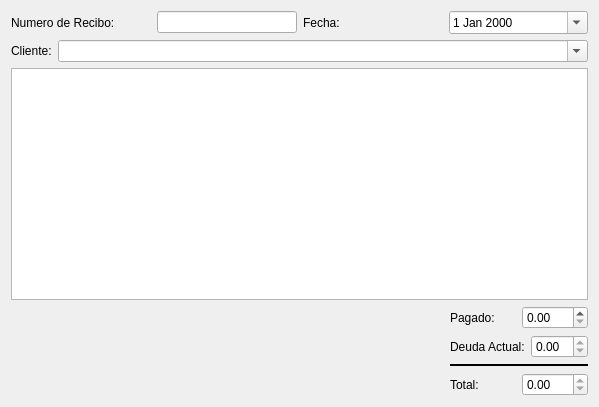
Before: the Qt Designer form trunk/plugins/pagos/FormReciboBase.ui in chungote/gestotux, drawn with Qt 5.
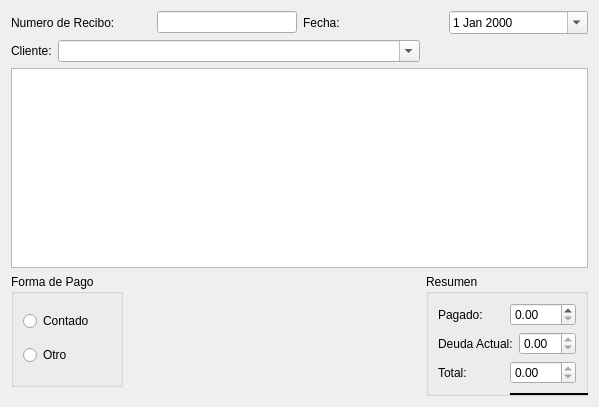
After: the same form once the commit is applied. Custom widgets are drawn as their Qt base class.

The edit to the form file:
```diff
--- a/trunk/plugins/pagos/FormReciboBase.ui
+++ b/trunk/plugins/pagos/FormReciboBase.ui
@@ -13,8 +13,8 @@
   <property name="windowTitle">
    <string>Agregar Recibo</string>
   </property>
-  <layout class="QVBoxLayout" name="verticalLayout_2">
-   <item>
+  <layout class="QGridLayout" name="gridLayout">
+   <item row="0" column="0" colspan="4">
     <layout class="QHBoxLayout" name="horizontalLayout_3">
      <item>
       <layout class="QHBoxLayout" name="horizontalLayout">
@@ -57,7 +57,7 @@
      </item>
     </layout>
    </item>
-   <item>
+   <item row="1" column="0" colspan="2">
     <layout class="QHBoxLayout" name="horizontalLayout_4">
      <item>
       <widget class="QLabel" name="label_3">
@@ -84,25 +84,50 @@
      </item>
     </layout>
    </item>
-   <item>
+   <item row="2" column="0" colspan="4">
     <widget class="QTextEdit" name="TETexto"/>
    </item>
+   <item row="3" column="0">
+    <widget class="QGroupBox" name="GBFormaPago">
+     <property name="title">
+      <string>Forma de Pago</string>
+     </property>
+     <layout class="QVBoxLayout" name="verticalLayout_2">
    <item>
-    <layout class="QHBoxLayout" name="horizontalLayout_8">
+       <widget class="QRadioButton" name="RBContado">
+        <property name="text">
+         <string>Contado</string>
+        </property>
+       </widget>
+      </item>
      <item>
+       <widget class="QRadioButton" name="RBotro">
+        <property name="text">
+         <string>Otro</string>
+        </property>
+       </widget>
+      </item>
+     </layout>
+    </widget>
+   </item>
+   <item row="3" column="1">
       <spacer name="horizontalSpacer">
        <property name="orientation">
         <enum>Qt::Horizontal</enum>
        </property>
        <property name="sizeHint" stdset="0">
         <size>
-         <width>40</width>
+       <width>298</width>
          <height>20</height>
         </size>
        </property>
       </spacer>
      </item>
-     <item>
+   <item row="3" column="2" rowspan="2" colspan="2">
+    <widget class="QGroupBox" name="GBResumen">
+     <property name="title">
+      <string>Resumen</string>
+     </property>
       <layout class="QVBoxLayout" name="verticalLayout">
        <item>
         <layout class="QHBoxLayout" name="horizontalLayout_5">
@@ -137,6 +162,27 @@
         </layout>
        </item>
        <item>
+       <layout class="QHBoxLayout" name="horizontalLayout_7">
+        <item>
+         <widget class="QLabel" name="label_6">
+          <property name="text">
+           <string>Total:</string>
+          </property>
+         </widget>
+        </item>
+        <item>
+         <widget class="EDSBPrecio" name="dSBTotal">
+          <property name="readOnly">
+           <bool>true</bool>
+          </property>
+         </widget>
+        </item>
+       </layout>
+      </item>
+     </layout>
+    </widget>
+   </item>
+   <item row="4" column="3">
         <widget class="Line" name="line">
          <property name="frameShadow">
           <enum>QFrame::Plain</enum>
@@ -149,28 +195,6 @@
          </property>
         </widget>
        </item>
-       <item>
-        <layout class="QHBoxLayout" name="horizontalLayout_7">
-         <item>
-          <widget class="QLabel" name="label_6">
-           <property name="text">
-            <string>Total:</string>
-           </property>
-          </widget>
-         </item>
-         <item>
-          <widget class="EDSBPrecio" name="dSBTotal">
-           <property name="readOnly">
-            <bool>true</bool>
-           </property>
-          </widget>
-         </item>
-        </layout>
-       </item>
-      </layout>
-     </item>
-    </layout>
-   </item>
   </layout>
  </widget>
  <customwidgets>
```
Left out of the diff: 11 changed lines with no effect on the pictures. Lines whose indentation alone changed are shown as unchanged.
